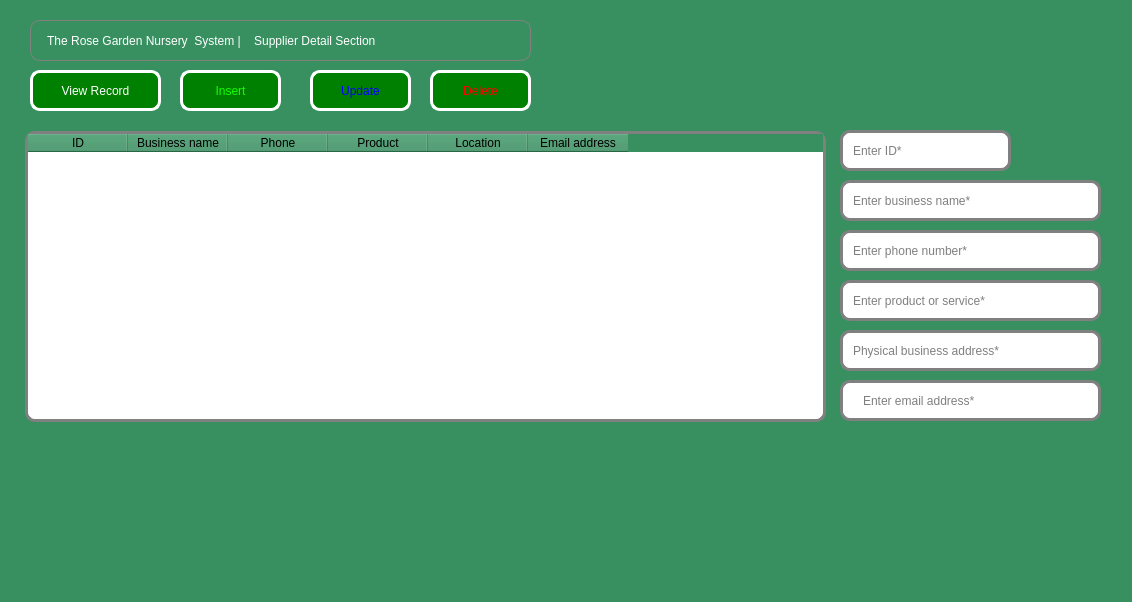
This is suppliers.ui in Rabsoninnora/RoseGardenPlantCareSystem as Qt 5 draws it before an edit. The edited form follows.
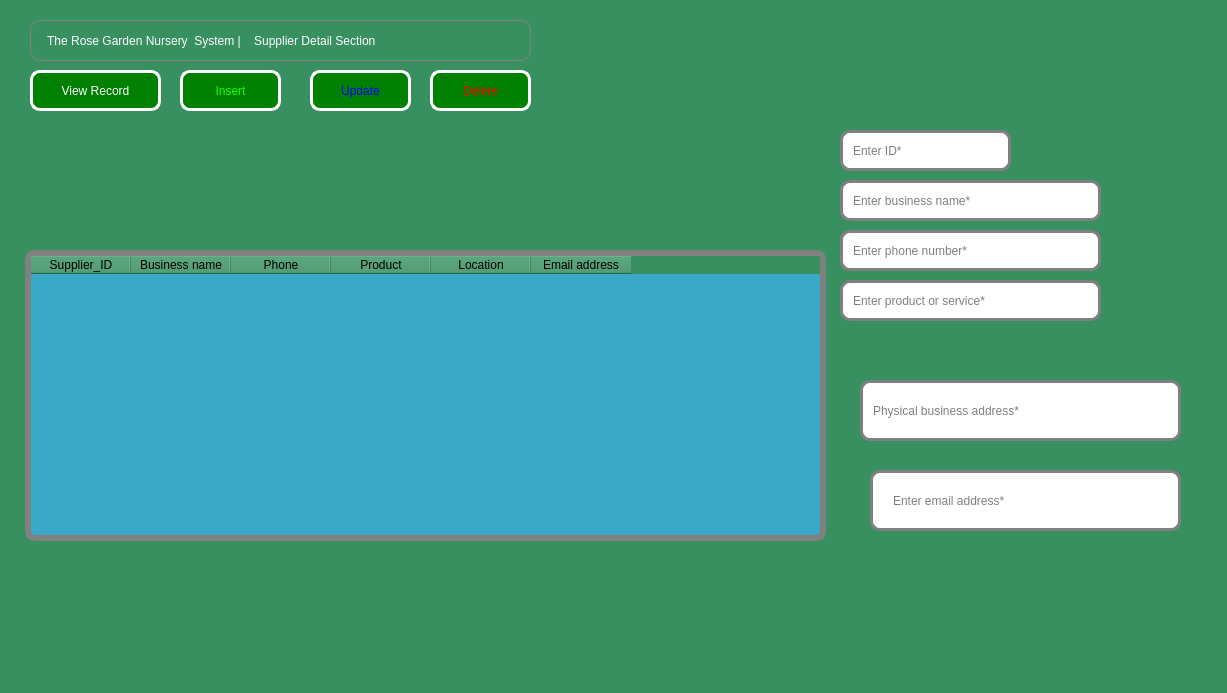
This is the edited form. Icons and pictures are not drawn.

The edit to the form file:
```diff
--- a/suppliers.ui
+++ b/suppliers.ui
@@ -6,8 +6,8 @@
    <rect>
     <x>0</x>
     <y>0</y>
-    <width>1132</width>
-    <height>602</height>
+    <width>1227</width>
+    <height>693</height>
    </rect>
   </property>
   <property name="windowTitle">
@@ -243,10 +243,10 @@
   <widget class="QLineEdit" name="lineEdit_address">
    <property name="geometry">
     <rect>
-     <x>840</x>
-     <y>330</y>
-     <width>261</width>
-     <height>41</height>
+     <x>860</x>
+     <y>380</y>
+     <width>321</width>
+     <height>61</height>
     </rect>
    </property>
    <property name="styleSheet">
@@ -267,10 +267,10 @@
   <widget class="QLineEdit" name="lineEdit_email">
    <property name="geometry">
     <rect>
-     <x>840</x>
-     <y>380</y>
-     <width>261</width>
-     <height>41</height>
+     <x>870</x>
+     <y>470</y>
+     <width>311</width>
+     <height>61</height>
     </rect>
    </property>
    <property name="styleSheet">
@@ -294,26 +294,27 @@
    <property name="geometry">
     <rect>
      <x>25</x>
-     <y>131</y>
+     <y>250</y>
      <width>801</width>
      <height>291</height>
     </rect>
    </property>
    <property name="styleSheet">
-    <string notr="true">  QTableWidget 
+    <string notr="true">
+ QTableWidget 
 {
 
-  border:3px solid gray;
+  border:6px solid gray;
   border-radius: 10px;
-  background: rgb(255, 255, 255);
- 
+  background: rgb(58, 169, 200);
   color: rgb(0, 0, 0);;
 
-}</string>
+}
+</string>
    </property>
    <column>
     <property name="text">
-     <string>ID</string>
+     <string>Supplier_ID</string>
     </property>
    </column>
    <column>
```
